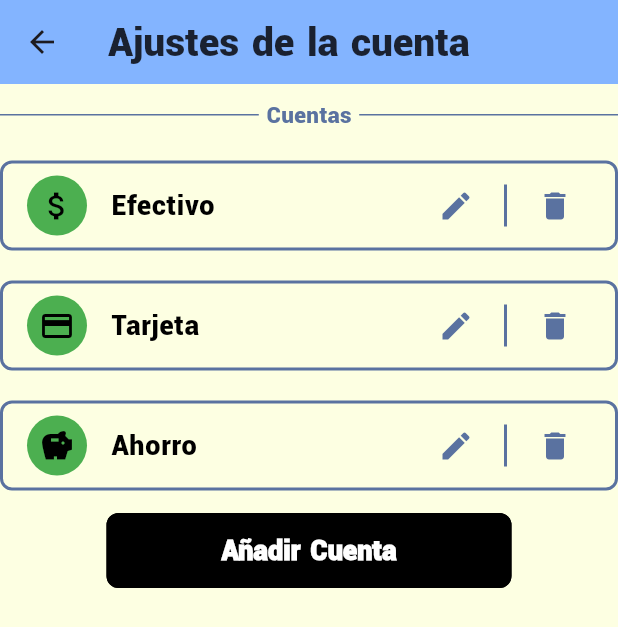
After one commit to H4uSen/App-FINTES, a Flutter app: the GestionCuentas screen opened by its route, on a phone screen of 412 x 824 dp. The commit adds this screen. Shown: the top 627 px of the screen. Run offline on Flutter 3.47's test engine with Material 3 defaults, Android fonts, the phone set to English and light mode, and no system bars; Roboto replaces fonts that are missing (Roboto-Regular).

Commit message:
Se agregó nueva pantalla de Gestionar cuentas

```diff
--- a/lib/main.dart
+++ b/lib/main.dart
@@ -1,4 +1,5 @@
 // main.dart
+import 'package:app_fintes/pages/acctmanagement_page.dart';
 import 'package:app_fintes/pages/home_page.dart';
 import 'package:app_fintes/pages/principal_page.dart';
 import 'package:app_fintes/pages/login_page.dart';
@@ -26,6 +27,7 @@ class MainApp extends StatelessWidget {
         '/registro': (context) => const RegistroPage(),
         '/home': (context) => const InicioPage(),
         '/registrydetails': (context) => const RegistrydetailsPage(),
+        '/accountmanagement': (context) => const GestionCuentas(),
       },
     );
   }
--- /dev/null
+++ b/lib/pages/acctmanagement_page.dart
@@ -0,0 +1,80 @@
+// pages/acctmanagement_page.dart
+import 'package:app_fintes/widgets/acct_listtile.dart';
+import 'package:app_fintes/widgets/custom_button.dart';
+import 'package:flutter/material.dart';
+import 'package:app_fintes/widgets/theme_config.dart';
+import 'package:app_fintes/widgets/drawer/divider.dart';
+
+class GestionCuentas extends StatelessWidget {
+  const GestionCuentas({super.key});
+
+  @override
+  Widget build(BuildContext context) {
+    return Scaffold(
+      appBar:  AppBar(
+        title: const Text('Ajustes de la cuenta'),
+        backgroundColor: CustomColors.lightBlue,
+      ),
+      body: SingleChildScrollView(
+        child: Column(
+          children: [
+            const CustomDivider(
+              title: 'Cuentas',
+              showLines: true,
+            ),
+            const SizedBox(height: 15),
+
+            AcctListtile(
+              title: 'Efectivo',
+              leadingIcon: Icons.attach_money,
+              editIcon: Icons.edit,
+              deleteIcon: Icons.delete,
+              onEdit: () {
+                //
+              },
+              onDelete: () {
+                //
+              },
+            ),
+            const SizedBox(height: 10),
+           AcctListtile(
+              title: 'Tarjeta',
+              leadingIcon: Icons.credit_card,
+              editIcon: Icons.edit,
+              deleteIcon: Icons.delete,
+              onEdit: () {
+                //
+              },
+              onDelete: () {
+                //
+              },
+            ),
+            const SizedBox(height: 10),
+           AcctListtile(
+              title: 'Ahorro',
+              leadingIcon: Icons.savings,
+              editIcon: Icons.edit,
+              deleteIcon: Icons.delete,
+              onEdit: () {
+                //
+              },
+              onDelete: () {
+                //
+              },
+            ),
+
+            const SizedBox(height: 10),
+
+             CustomOutlinedButton(
+              label: 'Añadir Cuenta',
+              onPressed: () {
+                //
+              },
+            ),
+
+       ],
+        ),
+      ),
+    );
+  }
+}
--- a/lib/pages/drawer.dart
+++ b/lib/pages/drawer.dart
@@ -1,3 +1,4 @@
+// pages/drawer.dart
 import 'package:app_fintes/business_logic/transaction_details.dart';
 import 'package:app_fintes/widgets/drawer/divider.dart';
 import 'package:app_fintes/widgets/drawer/drawer_navtile.dart';
@@ -89,7 +90,10 @@ class CustomDrawer extends StatelessWidget {
             ),
           ),
 
-          const SettingNavtile(title: 'Gestionar cuenta',icon: Icons.settings),
+          SettingNavtile(title: 'Gestionar cuenta',icon: Icons.settings,
+          onTap: () => Navigator.pushReplacementNamed(context, '/accountmanagement'),
+          ),
+
           SettingNavtile(
               title: 'Cerrar sesión',
               icon: Icons.logout_outlined,
--- a/lib/pages/login_page.dart
+++ b/lib/pages/login_page.dart
@@ -1,4 +1,4 @@
-import 'package:app_fintes/pages/home_page.dart';
+// pages/login_page.dart
 import 'package:app_fintes/widgets/custom.dart';
 import 'package:flutter/material.dart';
 
@@ -46,10 +46,10 @@ class LoginPageState extends State<LoginPage> {
                       hintText: 'Ingrese su correo',
                       icon: const Icon(Icons.email),
                       validator: (valor) {
-                        if (valor == null || valor.isEmpty) {
+                      /*  if (valor == null || valor.isEmpty) {
                           return 'El correo es obligatorio';
                         }
-                        return null;
+                      */  return null;
                       },
                     ),
                     const SizedBox(height: 25),
@@ -74,11 +74,8 @@ class LoginPageState extends State<LoginPage> {
                     ElevatedButton(
                       onPressed: () {
                         if (!formkey.currentState!.validate()) return;
-                        // Aquí puedes añadir la lógica para el inicio de sesión
-                        Navigator.pushReplacement(
-                          context,
-                          MaterialPageRoute(builder: (context) => const InicioPage()),
-                        );
+
+                       Navigator.pushNamed(context, '/home');
                       },
                       style: ElevatedButton.styleFrom(
                         padding: const EdgeInsets.symmetric(horizontal: 100, vertical: 15),
--- /dev/null
+++ b/lib/widgets/acct_listtile.dart
@@ -0,0 +1,71 @@
+// widgets/acct_listtile.dart
+import 'package:flutter/material.dart';
+import 'package:app_fintes/widgets/theme_config.dart';
+
+class AcctListtile extends StatelessWidget {
+  final String title;
+  final IconData leadingIcon;
+  final IconData editIcon;
+  final IconData deleteIcon;
+  final VoidCallback onEdit;
+  final VoidCallback onDelete;
+  final Color leadingIconBackgroundColor;
+  final Color leadingIconColor;
+
+  const AcctListtile({
+    super.key,
+    required this.title,
+    required this.leadingIcon,
+    required this.editIcon,
+    required this.deleteIcon,
+    required this.onEdit,
+    required this.onDelete,
+    this.leadingIconBackgroundColor = Colors.green,
+    this.leadingIconColor = Colors.black,
+  });
+
+  @override
+  Widget build(BuildContext context) {
+    return Container(
+      margin: const EdgeInsets.symmetric(vertical: 5.0),
+      decoration: BoxDecoration(
+        border: Border.all(color: CustomColors.darkBlue, width: 2),
+        borderRadius: BorderRadius.circular(8),
+      ),
+      child: ListTile(
+        contentPadding: const EdgeInsets.symmetric(horizontal: 16.0),
+        leading: Container(
+          padding: const EdgeInsets.all(8.0),
+          decoration: BoxDecoration(
+            color: leadingIconBackgroundColor,
+            shape: BoxShape.circle,
+          ),
+          child: Icon(leadingIcon, color: leadingIconColor),
+        ),
+        title: Text(title, style: const TextStyle(fontSize: 18, color: Colors.black)),
+        trailing: SizedBox(
+          width: 120,
+          child: Row(
+            mainAxisAlignment: MainAxisAlignment.end,
+            children: [
+              IconButton(
+                icon: Icon(editIcon, color: CustomColors.darkBlue),
+                onPressed: onEdit,
+              ),
+              Container(
+                width: 2,
+                height: 28,
+                color: CustomColors.darkBlue,
+                margin: const EdgeInsets.symmetric(horizontal: 8.0),
+              ),
+              IconButton(
+                icon: Icon(deleteIcon, color: CustomColors.darkBlue),
+                onPressed: onDelete,
+              ),
+            ],
+          ),
+        ),
+      ),
+    );
+  }
+}
--- /dev/null
+++ b/lib/widgets/custom_button.dart
@@ -0,0 +1,57 @@
+// widgets/custom_button.dart
+import 'package:flutter/material.dart';
+
+class CustomOutlinedButton extends StatelessWidget {
+  final String label;
+  final VoidCallback onPressed;
+  final double width;
+  final double height;
+  final Color backgroundColor;
+  final Color borderColor;
+  final double borderWidth;
+  final double borderRadius;
+  final TextStyle textStyle;
+
+  const CustomOutlinedButton({
+    super.key,
+    required this.label,
+    required this.onPressed,
+    this.width = 270,
+    this.height = 50,
+    this.backgroundColor = Colors.black,
+    this.borderColor = Colors.black,
+    this.borderWidth = 2,
+    this.borderRadius = 8,
+    this.textStyle = const TextStyle(
+      color: Colors.white,
+      fontWeight: FontWeight.bold,
+      fontSize: 18,
+    ),
+  });
+
+  @override
+  Widget build(BuildContext context) {
+    return SizedBox(
+      width: width,
+      height: height,
+      child: OutlinedButton(
+        onPressed: onPressed,
+        style: OutlinedButton.styleFrom(
+          backgroundColor: backgroundColor,
+          side: BorderSide(color: borderColor, width: borderWidth),
+          shape: RoundedRectangleBorder(
+            borderRadius: BorderRadius.circular(borderRadius),
+          ),
+        ),
+        child: FittedBox(
+          fit: BoxFit.scaleDown,
+          child: Text(
+            label,
+            style: textStyle,
+            textAlign: TextAlign.center,
+          ),
+        ),
+      ),
+    );
+  }
+}
--- a/lib/widgets/theme_config.dart
+++ b/lib/widgets/theme_config.dart
@@ -1,4 +1,5 @@
-import 'package:flutter/material.dart';
+// widgets/theme_config.dart
+import 'package:flutter/material.dart';import 'package:flutter/material.dart';
 
 class CustomColors {
   static const Color white = Color.fromRGBO(253, 255, 226, 1);
@@ -22,7 +23,7 @@ ThemeData customThemeData = ThemeData(
         ),
         appBarTheme:const AppBarTheme(
           backgroundColor: CustomColors.lightBlue,
-          titleTextStyle: TextStyle(color: CustomColors.black, fontSize: 30, fontFamily: 'Roboto-Regular', wordSpacing: 2),
+          titleTextStyle: TextStyle(color: CustomColors.black, fontSize: 26, fontFamily: 'Roboto-Regular', wordSpacing: 2),
         ),
         textTheme: const TextTheme(
 
```
